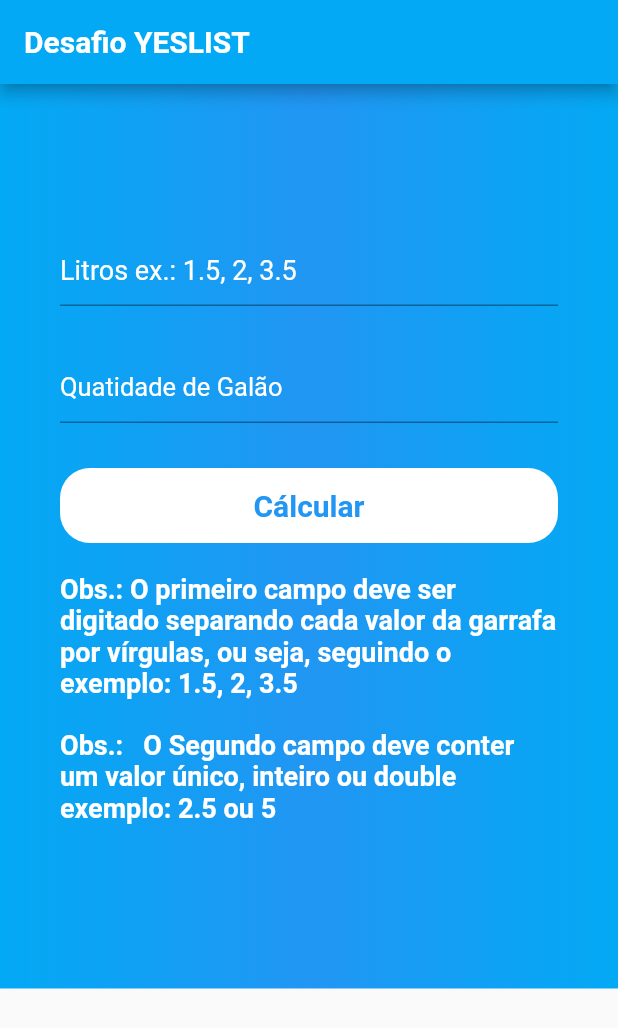
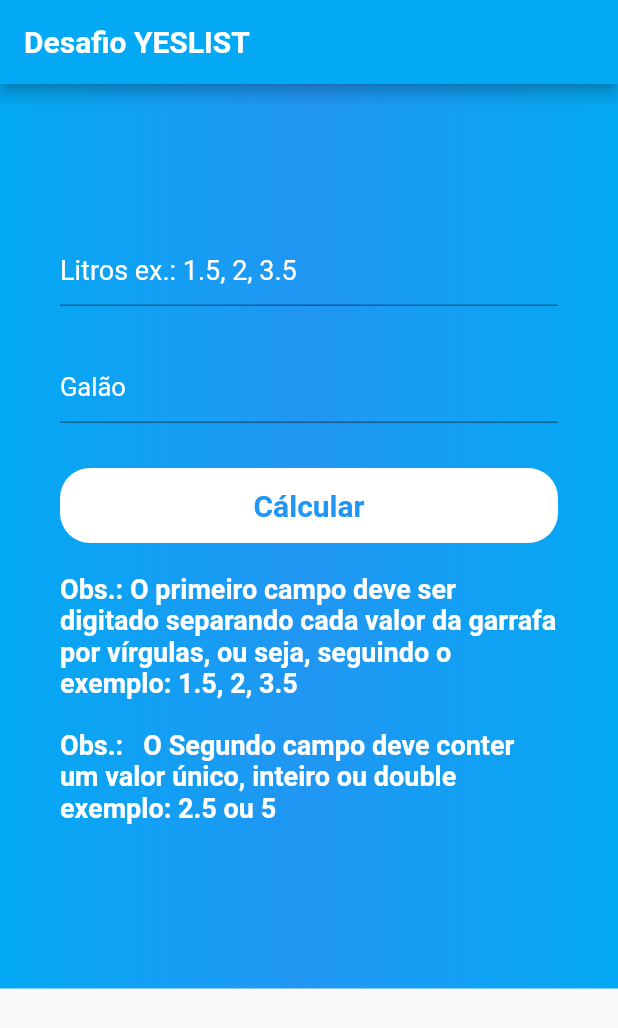
Before and after one commit to romeuporto/garrafas, a Flutter app: the screen it shows after launch, after a tap on "Cálcular", on a phone screen of 412 x 824 dp. Shown: the top 1028 px of the screen. Run offline on Flutter 3.47's test engine with Material 2 defaults, Android fonts, the phone set to English and light mode, and no system bars.

Commit message:
Challenge and application finished

```diff
--- a/garrfas/lib/PageHome.dart
+++ b/garrfas/lib/PageHome.dart
@@ -13,18 +13,10 @@ class _PageHomeState extends State<PageHome> {
 
   List<String> allList;
 
-
-
-
   void result() {
     allList = _liters.text.split(",");
     allList.sort((a, b) => b.compareTo(a));
-    print(allList);
-
-    // allList = _liters.text.split(",").cast<double>();
-    // allList.sort((a, b) => b.compareTo(a));
   }
-
 
 
   String calcTotal() {
@@ -47,11 +39,8 @@ class _PageHomeState extends State<PageHome> {
       }else{
         garrafaSobra = 0;
       }
-      return "Resposta: $garrafasUsadas; sobra ${garrafaSobra - galao}L.";
+      return "Resposta: $garrafasUsadas; Sobra ${garrafaSobra - galao}L.";
   }
-
-
-
 
   @override
   Widget build(BuildContext context) {
@@ -123,7 +112,7 @@ class _PageHomeState extends State<PageHome> {
                           color: Colors.white
                       ),
                     ),
-                    hintText: "Quatidade de Galão",
+                    hintText: "Galão",
                     hintStyle: TextStyle(
                       color: Colors.white,
                       fontSize: 17,
@@ -163,7 +152,6 @@ class _PageHomeState extends State<PageHome> {
                       onPressed: (){
                         result();
                         var resultFinal = calcTotal();
-                        print(resultFinal);
                         Navigator.push(context,
                             MaterialPageRoute(
                               builder: (context) => Result(resultFinal),
@@ -205,5 +193,4 @@ class _PageHomeState extends State<PageHome> {
       ),
     );
   }
-
 }
--- a/garrfas/lib/Result.dart
+++ b/garrfas/lib/Result.dart
@@ -3,18 +3,14 @@ import 'PageHome.dart';
 
 class Result extends StatefulWidget {
 
-
   String calcTotal;
   Result(this.calcTotal);
-
-
 
   @override
   _ResultState createState() => _ResultState();
 }
 
 class _ResultState extends State<Result> {
-
 
   @override
   Widget build(BuildContext context) {
```
